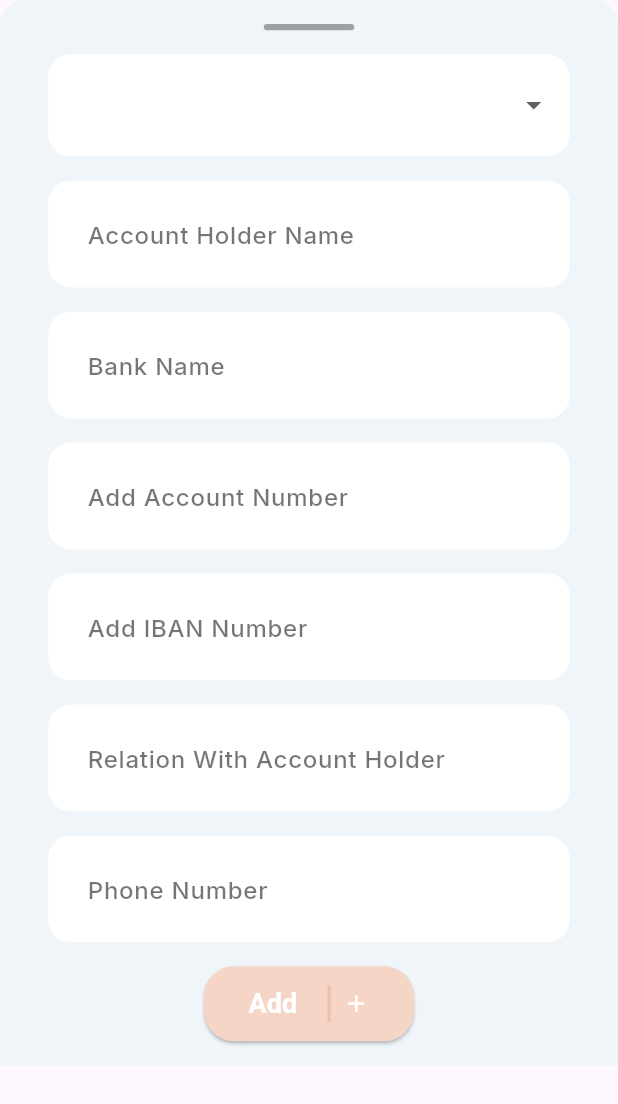
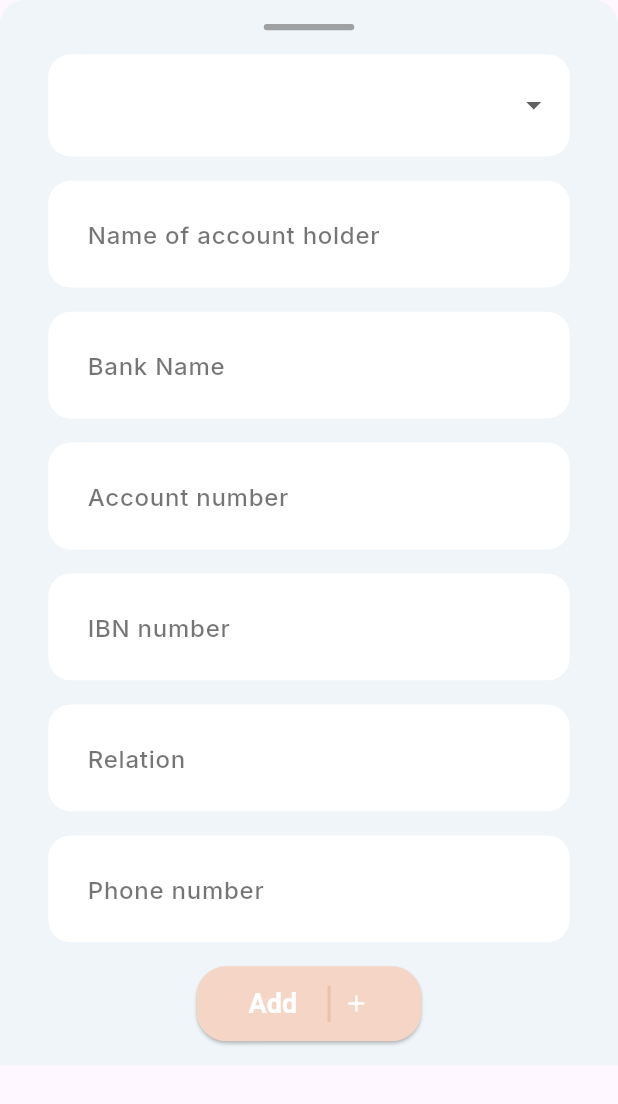
Before and after one commit to SalmanAhmad307/account-saver, a Flutter app: the AddBankAccount widget shown alone on an empty page, opened directly, on a phone screen of 412 x 824 dp. Shown: the top 1104 px of the screen. Run offline on Flutter 3.47's test engine with Material 3 defaults, Android fonts, the phone set to English and light mode, and no system bars; our stand-ins replace cached_network_image, device_preview, flutter_localization, google_fonts, share_plus, shared_preferences and 1 more; accounts and stored records are empty.

Commit message:
lanuage work updated

```diff
--- a/lib/core/constants/app_all_strings.dart
+++ b/lib/core/constants/app_all_strings.dart
@@ -97,7 +97,7 @@ mixin AppLocale {
     nameOfAccountHolder: 'اسم صاحب الحساب',
     bankName: 'اسم البنك',
     accountNumber: 'رقم الحساب',
-    ibnNumber: 'رقم IBAN',
+    ibnNumber: 'رقم الآيبان',
     phoneNumber: 'رقم الهاتف',
     relation: 'العلاقة',
     add: 'إضافة',
--- a/lib/ui/navi bar/home/home_screen.dart
+++ b/lib/ui/navi bar/home/home_screen.dart
@@ -51,7 +51,7 @@ class _HomeScreenState extends State<HomeScreen> {
         backgroundColor: Colors.white,
         body: Column(
           children: [
-            CustomAppBar(title: "Home"),
+            const CustomAppBar(title: "Home"),
             SizedBox(height: MySize.size20),
             Padding(
               padding: EdgeInsets.only(left: MySize.size16),
--- a/lib/ui/widgets/add_bank_account.dart
+++ b/lib/ui/widgets/add_bank_account.dart
@@ -164,7 +164,7 @@ class _AddBankAccountState extends State<AddBankAccount> {
               BottomSheetTextFormField(
                 controller: _accountNameController,
                 hintText: //   AppLocale.addBankAccounts.getString(context),
-                    "Account Holder Name",
+                    AppLocale.nameOfAccountHolder.getString(context),
                 keyboardType: TextInputType.emailAddress,
                 validator: (value) {
                   if (value == null || value.isEmpty) {
@@ -176,7 +176,7 @@ class _AddBankAccountState extends State<AddBankAccount> {
               SizedBox(height: MySize.size16),
               BottomSheetTextFormField(
                 controller: _bankNameController,
-                hintText: "Bank Name",
+                hintText: AppLocale.bankName.getString(context),
                 keyboardType: TextInputType.emailAddress,
                 validator: (value) {
                   if (value == null || value.isEmpty) {
@@ -188,8 +188,8 @@ class _AddBankAccountState extends State<AddBankAccount> {
               SizedBox(height: MySize.size16),
               BottomSheetTextFormField(
                 controller: _accountNumberController,
-                hintText: "Add Account Number",
-                keyboardType: TextInputType.emailAddress,
+                hintText: AppLocale.accountNumber.getString(context),
+                keyboardType: TextInputType.text,
                 validator: (value) {
                   if (value == null || value.isEmpty) {
                     return 'Name cannot be empty';
@@ -200,8 +200,8 @@ class _AddBankAccountState extends State<AddBankAccount> {
               SizedBox(height: MySize.size16),
               BottomSheetTextFormField(
                 controller: _ibanController,
-                hintText: "Add IBAN Number",
-                keyboardType: TextInputType.emailAddress,
+                hintText: AppLocale.ibnNumber.getString(context),
+                keyboardType: TextInputType.text,
                 validator: (value) {
                   if (value == null || value.isEmpty) {
                     return 'Name cannot be empty';
@@ -212,7 +212,7 @@ class _AddBankAccountState extends State<AddBankAccount> {
               SizedBox(height: MySize.size16),
               BottomSheetTextFormField(
                 controller: _relationController,
-                hintText: "Relation With Account Holder",
+                hintText: AppLocale.relation.getString(context),
                 keyboardType: TextInputType.emailAddress,
                 validator: (value) {
                   if (value == null || value.isEmpty) {
@@ -224,7 +224,7 @@ class _AddBankAccountState extends State<AddBankAccount> {
               SizedBox(height: MySize.size16),
               BottomSheetTextFormField(
                 controller: _phoneNumberController,
-                hintText: "Phone Number",
+                hintText:AppLocale.phoneNumber.getString(context),
                 keyboardType: TextInputType.emailAddress,
                 validator: (value) {
                   if (value == null || value.isEmpty) {
@@ -236,7 +236,7 @@ class _AddBankAccountState extends State<AddBankAccount> {
               SizedBox(height: MySize.size16),
               Center(
                 child: SizedBox(
-                  width: 140,
+                  width: 150,
                   child: ElevatedButton(
                     style: ElevatedButton.styleFrom(
                       backgroundColor: const Color(
```
